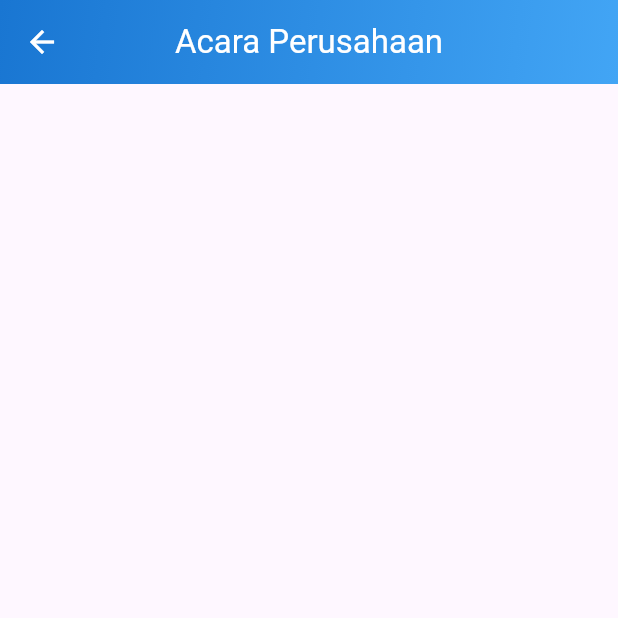
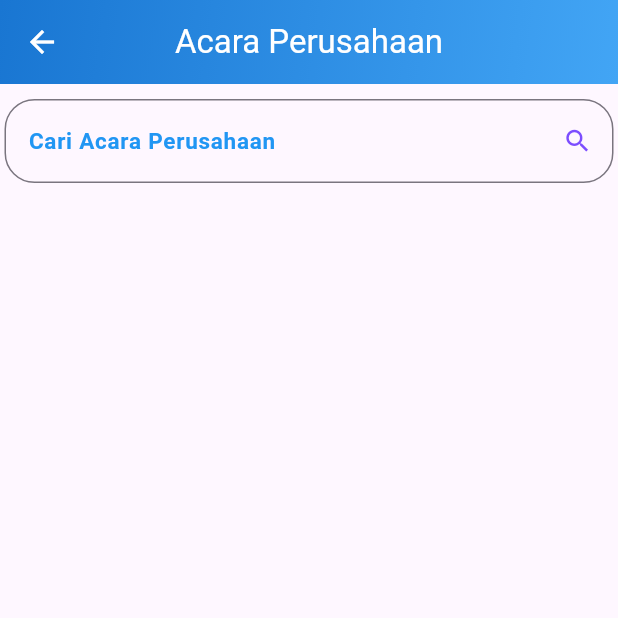
Before and after one commit to Dzaakyy/kepegawaian, a Flutter app: the AcaraPerusahaan screen opened directly, on a phone screen of 412 x 824 dp, the top half of it. Run offline on Flutter 3.47's test engine with Material 2 defaults, Android fonts, the light colour scheme and no system bars; our stand-ins replace shared_preferences; accounts and stored records are empty; network calls fail.

Commit message:
perbaikan tampilan

```diff
--- a/lib/absenpulang.dart
+++ b/lib/absenpulang.dart
@@ -89,7 +89,7 @@ class _AbsenPulangState extends State<AbsenPulang> {
 
   bool _waktuPulang() {
     final now = DateTime.now();
-    final jamPulang = DateTime(now.year, now.month, now.day, 14, 0);
+    final jamPulang = DateTime(now.year, now.month, now.day, 13, 0);
     return now.isAfter(jamPulang);
   }
 
--- a/lib/acara_perusahaan.dart
+++ b/lib/acara_perusahaan.dart
@@ -12,6 +12,7 @@ class AcaraPerusahaan extends StatefulWidget {
 
 class _AcaraPerusahaanState extends State<AcaraPerusahaan> {
   List<dynamic> listAcara = [];
+  final searchAcara = TextEditingController();
 
   @override
   void initState() {
@@ -25,6 +26,27 @@ class _AcaraPerusahaanState extends State<AcaraPerusahaan> {
       var response = await http.get(Uri.parse(urlLibur));
       setState(() {
         listAcara = jsonDecode(response.body);
+      });
+    } catch (exc) {
+      if (kDebugMode) {
+        print(exc);
+      }
+    }
+  }
+
+  Future<void> _searchAcara() async {
+    final search = searchAcara.text;
+    _jadwalAcara();
+    if (search.isEmpty) {
+      return;
+    }
+    String urlSearch =
+        "http://10.0.2.2/kepegawaian_dzaky/search_acara_perusahaan.php?search=$search";
+    try {
+      var responseSeacrh = await http.get(Uri.parse(urlSearch));
+      final List listSearch = jsonDecode(responseSeacrh.body);
+      setState(() {
+        listAcara = listSearch;
       });
     } catch (exc) {
       if (kDebugMode) {
@@ -56,7 +78,39 @@ class _AcaraPerusahaanState extends State<AcaraPerusahaan> {
           ),
           centerTitle: true,
         ),
-      body: ListView.builder(
+        body: Padding(
+          padding: const EdgeInsets.fromLTRB(3, 10, 3, 30),
+          child: Column(
+            children: [
+              TextField(
+                controller: searchAcara,
+                decoration: InputDecoration(
+                  labelText: "Cari Acara Perusahaan",
+                  hintText: "Cari : ",
+                  labelStyle: const TextStyle(
+                      color: Colors.blue,
+                      fontWeight: FontWeight.bold,
+                      fontSize: 15),
+                  hintStyle: const TextStyle(color: Colors.blue, fontSize: 15),
+                  suffixIcon: const Align(
+                    widthFactor: 1.0,
+                    child: Icon(Icons.search,
+                        color: Colors.deepPurpleAccent, size: 20),
+                  ),
+                  border: OutlineInputBorder(
+                    borderSide: BorderSide(
+                        width: 3.0,
+                        color: Colors.deepPurple.shade400,
+                        style: BorderStyle.solid),
+                    borderRadius: const BorderRadius.all(
+                      Radius.circular(20),
+                    ),
+                  ),
+                ),
+                onChanged: (search) => _searchAcara(),
+              ),
+              Expanded(
+                child: ListView.builder(
                   padding: const EdgeInsets.all(16),
                   itemCount: listAcara.length,
                   itemBuilder: (context, index) {
@@ -112,6 +166,9 @@ class _AcaraPerusahaanState extends State<AcaraPerusahaan> {
                     );
                   },
                 ),
-    );
+              )
+            ],
+          ),
+        ));
   }
 }
--- a/lib/signin_screen.dart
+++ b/lib/signin_screen.dart
@@ -173,7 +173,6 @@ import 'package:shared_preferences/shared_preferences.dart';
                                 TextFormField(
                                   controller: _passwordController,
                                   obscureText: true,
-                                  obscuringCharacter: '*',
                                   validator: (value) {
                                     if (value == null || value.isEmpty) {
                                       return 'Please enter Password';
```
Also changed, not shown: lib/homepage.dart (+80 -67 lines), lib/ide_kreatif.dart (+2 -10 lines), lib/laporan.dart (+6 -10 lines). Lines whose indentation alone changed are shown as unchanged.
